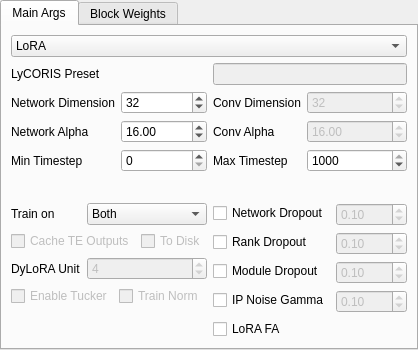
This is ui_files/NetworkUI.ui in derrian-distro/LoRA_Easy_Training_Scripts as Qt 5 draws it before an edit. The edited form follows.
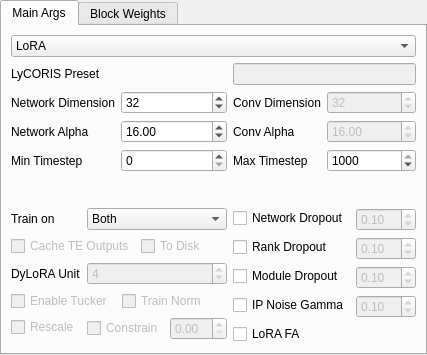
This is the edited form. Custom widgets are drawn as their Qt base class.

Commit message:
added support for diag-oft and the lycoris args constrain and rescaled
I'm not entirely sure what any of these are as of this moment, so I can't really make a tooltip for them, I'll add one once I have a better idea.

The edit to the form file:
```diff
--- a/ui_files/NetworkUI.ui
+++ b/ui_files/NetworkUI.ui
@@ -6,8 +6,8 @@
    <rect>
     <x>0</x>
     <y>0</y>
-    <width>418</width>
-    <height>350</height>
+    <width>427</width>
+    <height>355</height>
    </rect>
   </property>
   <property name="sizePolicy">
@@ -426,6 +426,37 @@
            </item>
           </layout>
          </item>
+         <item row="4" column="0">
+          <widget class="QCheckBox" name="rescale_enable">
+           <property name="enabled">
+            <bool>false</bool>
+           </property>
+           <property name="text">
+            <string>Rescale</string>
+           </property>
+          </widget>
+         </item>
+         <item row="4" column="1">
+          <layout class="QHBoxLayout" name="horizontalLayout_4">
+           <item>
+            <widget class="QCheckBox" name="constrain_enable">
+             <property name="enabled">
+              <bool>false</bool>
+             </property>
+             <property name="text">
+              <string>Constrain</string>
+             </property>
+            </widget>
+           </item>
+           <item>
+            <widget class="QDoubleSpinBox" name="constrain_input">
+             <property name="enabled">
+              <bool>false</bool>
+             </property>
+            </widget>
+           </item>
+          </layout>
+         </item>
         </layout>
        </item>
        <item row="0" column="0" colspan="2">
```
Left out of the diff: 9 changed lines with no effect on the pictures. The commit also changes 4 other files.
